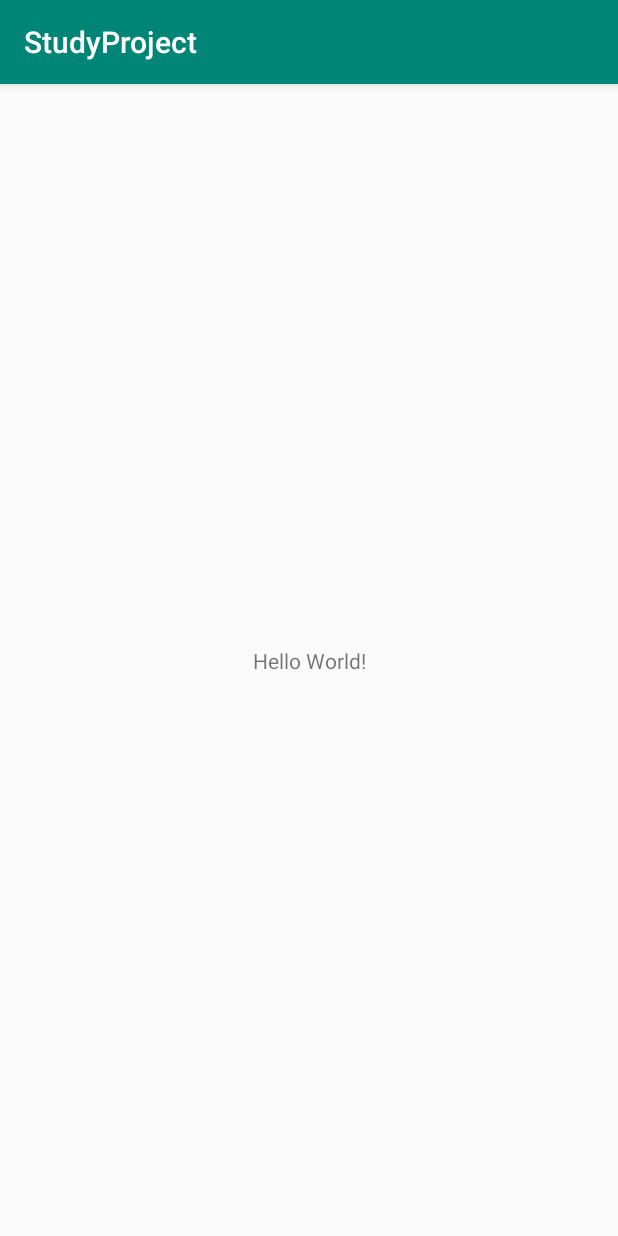
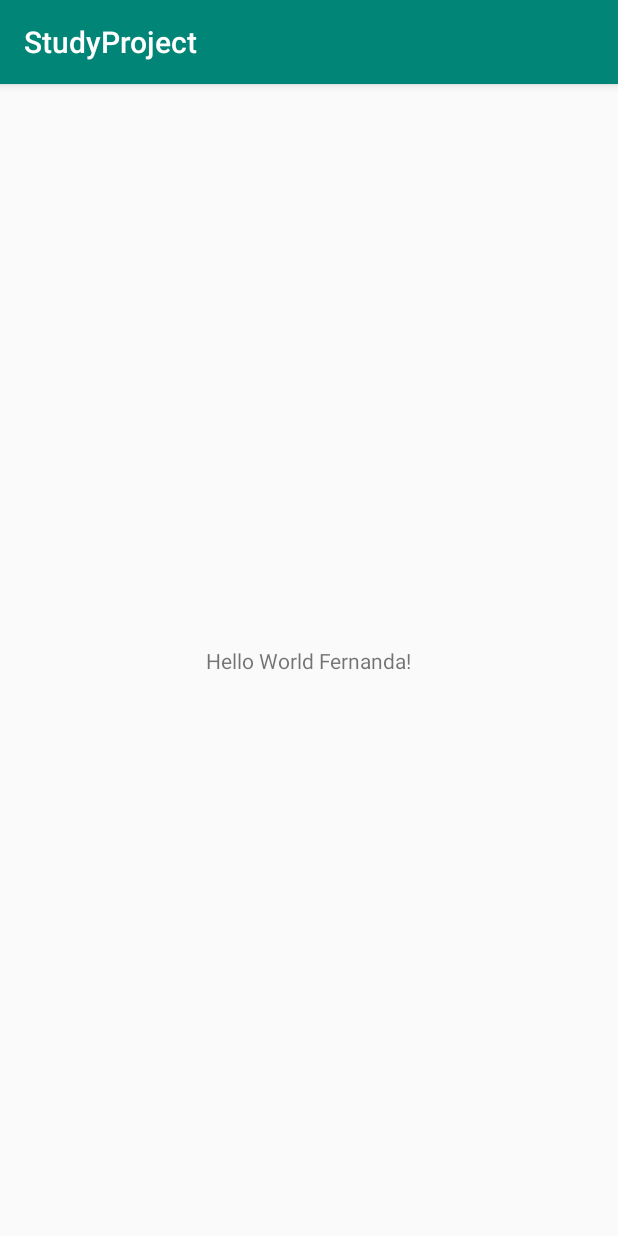
Before and after one commit to fernandafbc/StudyProject, an Android app: the screen it shows after launch (MainActivity), on a phone screen of 412 x 824 dp. Run offline under Robolectric (Android 15) with nearby library versions, the phone set to English and light mode, and no system bars.

Commit message:
Mudança de String na main para a Fernanda

```diff
--- a/app/src/main/res/layout/activity_main.xml
+++ b/app/src/main/res/layout/activity_main.xml
@@ -10,7 +10,7 @@
     <TextView
             android:layout_width="wrap_content"
             android:layout_height="wrap_content"
-            android:text="Hello World!"
+            android:text="Hello World Fernanda!"
             app:layout_constraintBottom_toBottomOf="parent"
             app:layout_constraintLeft_toLeftOf="parent"
             app:layout_constraintRight_toRightOf="parent"
```
